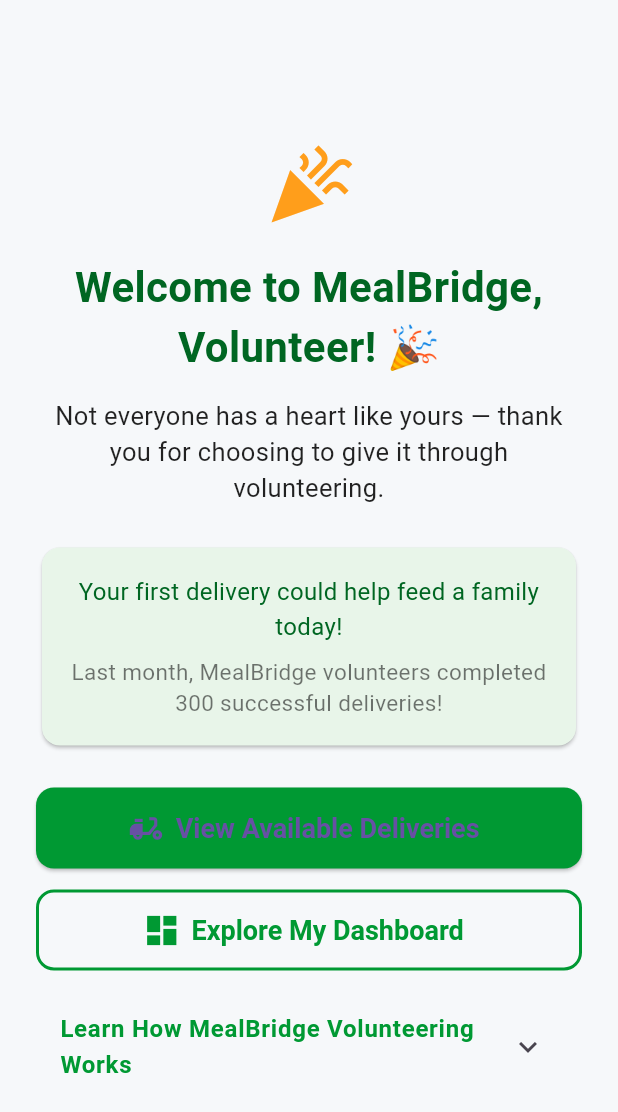
After one commit to oviniWijesooriya/MealBridge, a Flutter app: the VolunteerWelcomePage screen opened directly, on a phone screen of 412 x 824 dp. The commit adds this screen. Shown: the top 1112 px of the screen. Run offline on Flutter 3.47's test engine with Material 3 defaults, Android fonts, the phone set to English and light mode, and no system bars; our stand-ins replace cloud_firestore, firebase_auth, firebase_core, firebase_storage, geocoding, geolocator and 1 more; missing offline and left inert: image_picker_web; accounts and stored records are empty.

Commit message:
add volunteer welcome

```diff
--- a/lib/main.dart
+++ b/lib/main.dart
@@ -19,6 +19,7 @@
 import 'pages/recipient_welcome.dart';
 import 'pages/recipient_dashboard.dart';
 import 'pages/volunteer_signup_page.dart';
+import 'pages/volunteer_welcome_page.dart';
 
 void main() async {
   WidgetsFlutterBinding.ensureInitialized();
@@ -167,6 +168,7 @@
         '/recipient-welcome': (context) => RecipientWelcomePage(),
         '/recipient-register': (context) => RecipientRegisterPage(),
         '/volunteer-signup': (context) => VolunteerSignUpPage(),
+        '/volunteer-welcome': (context) => VolunteerWelcomePage(),
       },
       onGenerateRoute: (settings) {
         final user = FirebaseAuth.instance.currentUser;
@@ -305,7 +307,7 @@
                           'Volunteer with us',
                           Icons.group,
                           Colors.blue,
-                          '/impact',
+                          '/volunteer-signup',
                         ),
                       ],
                     )
@@ -329,7 +331,7 @@
                           'Volunteer with us',
                           Icons.group,
                           Colors.blue,
-                          '/impact',
+                          '/volunteer-signup',
                         ),
                       ],
                     ),
--- /dev/null
+++ b/lib/pages/volunteer_welcome_page.dart
@@ -0,0 +1,144 @@
+import 'package:flutter/material.dart';
+
+class VolunteerWelcomePage extends StatelessWidget {
+  final String? volunteerName;
+  const VolunteerWelcomePage({this.volunteerName});
+
+  @override
+  Widget build(BuildContext context) {
+    final name = volunteerName ?? "Volunteer";
+    return Scaffold(
+      backgroundColor: Color(0xFFF6F8FA),
+      body: Center(
+        child: Container(
+          constraints: BoxConstraints(maxWidth: 500),
+          padding: EdgeInsets.symmetric(horizontal: 24, vertical: 48),
+          child: Column(
+            mainAxisAlignment: MainAxisAlignment.center,
+            children: [
+              Icon(Icons.celebration, size: 60, color: Color(0xFFFF9E1B)),
+              SizedBox(height: 18),
+              Text(
+                "Welcome to MealBridge, $name! 🎉",
+                style: TextStyle(
+                  fontSize: 28,
+                  fontWeight: FontWeight.bold,
+                  color: Color(0xFF006622),
+                ),
+                textAlign: TextAlign.center,
+              ),
+              SizedBox(height: 14),
+              Text(
+                "Not everyone has a heart like yours — thank you for choosing to give it through volunteering.",
+                style: TextStyle(fontSize: 17, color: Colors.black87),
+                textAlign: TextAlign.center,
+              ),
+              SizedBox(height: 24),
+              Card(
+                color: Color(0xFFE8F5E9),
+                shape: RoundedRectangleBorder(
+                  borderRadius: BorderRadius.circular(12),
+                ),
+                child: Padding(
+                  padding: EdgeInsets.all(18),
+                  child: Column(
+                    children: [
+                      Text(
+                        "Your first delivery could help feed a family today!",
+                        style: TextStyle(
+                          fontSize: 16,
+                          color: Color(0xFF006622),
+                        ),
+                        textAlign: TextAlign.center,
+                      ),
+                      SizedBox(height: 8),
+                      Text(
+                        "Last month, MealBridge volunteers completed 300 successful deliveries!",
+                        style: TextStyle(fontSize: 15, color: Colors.black54),
+                        textAlign: TextAlign.center,
+                      ),
+                    ],
+                  ),
+                ),
+              ),
+              SizedBox(height: 24),
+              ElevatedButton.icon(
+                style: ElevatedButton.styleFrom(
+                  backgroundColor: Color(0xFF009933),
+                  minimumSize: Size(double.infinity, 54),
+                  textStyle: TextStyle(
+                    fontSize: 18,
+                    fontWeight: FontWeight.bold,
+                  ),
+                  shape: RoundedRectangleBorder(
+                    borderRadius: BorderRadius.circular(12),
+                  ),
+                ),
+                icon: Icon(Icons.delivery_dining, size: 26),
+                label: Text("View Available Deliveries"),
+                onPressed:
+                    () => Navigator.pushNamed(context, '/volunteer-deliveries'),
+              ),
+              SizedBox(height: 14),
+              OutlinedButton.icon(
+                style: OutlinedButton.styleFrom(
+                  side: BorderSide(color: Color(0xFF009933), width: 2),
+                  minimumSize: Size(double.infinity, 54),
+                  textStyle: TextStyle(
+                    fontSize: 18,
+                    fontWeight: FontWeight.bold,
+                  ),
+                  shape: RoundedRectangleBorder(
+                    borderRadius: BorderRadius.circular(12),
+                  ),
+                ),
+                icon: Icon(Icons.dashboard, size: 26, color: Color(0xFF009933)),
+                label: Text(
+                  "Explore My Dashboard",
+                  style: TextStyle(color: Color(0xFF009933)),
+                ),
+                onPressed:
+                    () => Navigator.pushNamed(context, '/volunteer-dashboard'),
+              ),
+              SizedBox(height: 18),
+              ExpansionTile(
+                title: Text(
+                  "Learn How MealBridge Volunteering Works",
+                  style: TextStyle(
+                    fontWeight: FontWeight.bold,
+                    color: Color(0xFF009933),
+                  ),
+                ),
+                children: [
+                  Padding(
+                    padding: const EdgeInsets.symmetric(
+                      horizontal: 8.0,
+                      vertical: 6,
+                    ),
+                    child: Text(
+                      "1. What is MealBridge Volunteering?\n"
+                      "• Connects donors with surplus food to those in need.\n"
+                      "• Volunteers help deliver food safely and efficiently.\n\n"
+                      "2. Recipient Choices: Direct Pickup vs. Volunteer-Mediated Pickup\n"
+                      "• Recipients can choose direct pickup or volunteer delivery.\n\n"
+                      "3. How Volunteer-Mediated Pickup Works\n"
+                      "• System notifies volunteers in the area.\n"
+                      "• Volunteers accept delivery requests via dashboard.\n"
+                      "• Pickup from donor, deliver to recipient, update status.\n\n"
+                      "4. Tracking Delivery Status\n"
+                      "• Mark as Picked Up, En Route, or Delivered.\n"
+                      "• Real-time updates for all parties.\n\n"
+                      "5. Volunteer Responsibilities\n"
+                      "• Communicate promptly, handle food with care, update status accurately.",
+                      style: TextStyle(fontSize: 15),
+                    ),
+                  ),
+                ],
+              ),
+            ],
+          ),
+        ),
+      ),
+    );
+  }
+}
```
